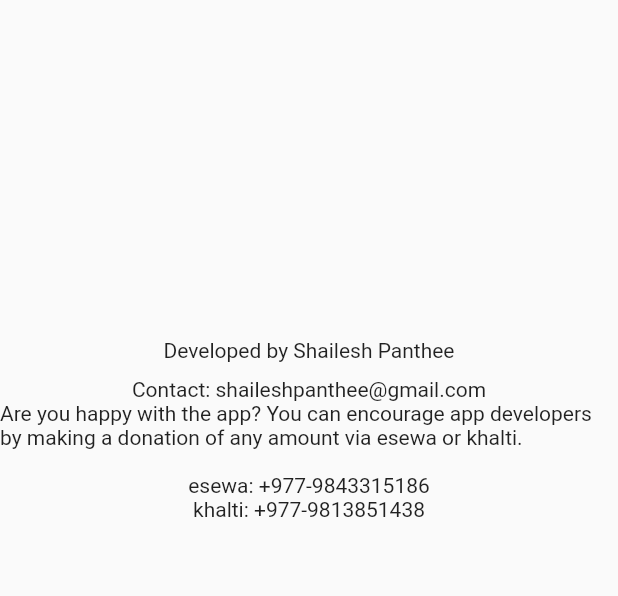
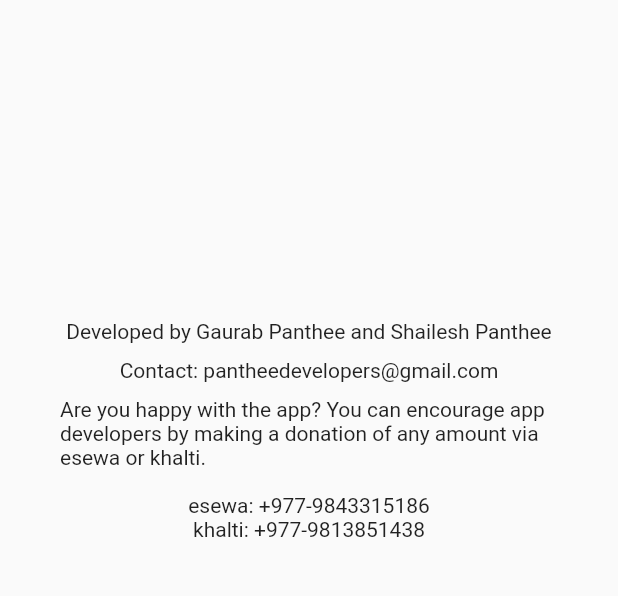
Before and after one commit to igaurab/edd, a Flutter app: the screen it shows after launch, in the side drawer, after a tap on "About us", on a phone screen of 412 x 824 dp, the part 230-826 px from its top. Run offline on Flutter 3.47's test engine with Material 2 defaults, Android fonts, the phone set to English and light mode, and no system bars; drawn by our look-alikes of flutter_form_builder; our stand-ins replace page_transition, shared_preferences; missing offline and left inert: nepali_date_picker.

Commit message:
Chnaged developer infos

```diff
--- a/lib/screens/drawer/aboutus.dart
+++ b/lib/screens/drawer/aboutus.dart
@@ -19,18 +19,19 @@ class AboutUs extends StatelessWidget {
         backgroundColor: Colors.transparent,
         elevation: 0.0,
       ),
-      body: Center(
+      body: Container(
+        padding: EdgeInsets.symmetric(horizontal: 40.0, vertical: 20.0),
         child: Column(
           mainAxisAlignment: MainAxisAlignment.center,
+          crossAxisAlignment: CrossAxisAlignment.center,
           children: <Widget>[
-            Container(
-              child: Text("Developed by Shailesh Panthee"),
-            ),
+            Text("Developed by Gaurab Panthee and Shailesh Panthee"),
             SizedBox(
               height: 10.0,
             ),
-            Container(
-              child: Text("Contact: shaileshpanthee@gmail.com"),
+            Text("Contact: pantheedevelopers@gmail.com"),
+            SizedBox(
+              height: 10.0,
             ),
             Text(
                 "Are you happy with the app? You can encourage app developers by making a donation of any amount via esewa or khalti. \n"),
```
